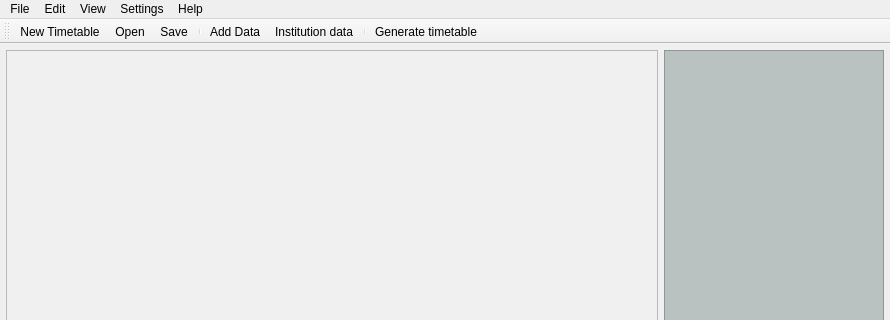
Above: Orar/OrarApp/OrarApp.ui from alexandrutm/UnivTimetable before the change; both pictures show x 0 to 890 and y 0 to 320 of the 890 by 553 pixel window. Below: the same form after it.
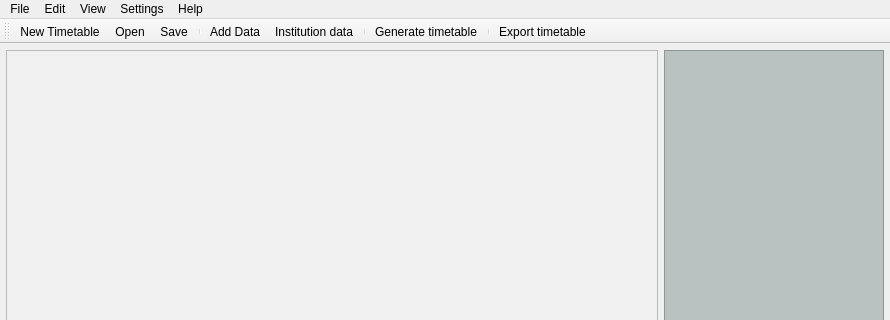
That is the form after the change. Icons and pictures are not drawn.

Commit message: Action "export timetable" added

The edit to the form file:
```diff
--- a/Orar/OrarApp/OrarApp.ui
+++ b/Orar/OrarApp/OrarApp.ui
@@ -222,6 +222,8 @@
    <addaction name="mInstitutionData"/>
    <addaction name="separator"/>
    <addaction name="mGenerate"/>
+   <addaction name="separator"/>
+   <addaction name="mExport"/>
   </widget>
   <widget class="QStatusBar" name="statusBar"/>
   <action name="mNew">
@@ -328,6 +330,18 @@
     <string>Institution data</string>
    </property>
   </action>
+  <action name="mExport">
+   <property name="icon">
+    <iconset>
+     <normaloff>img/expor.png</normaloff>img/expor.png</iconset>
+   </property>
+   <property name="text">
+    <string>Export</string>
+   </property>
+   <property name="iconText">
+    <string>Export timetable</string>
+   </property>
+  </action>
  </widget>
  <layoutdefault spacing="6" margin="11"/>
  <resources>
```
The commit also changes 5 other files.
